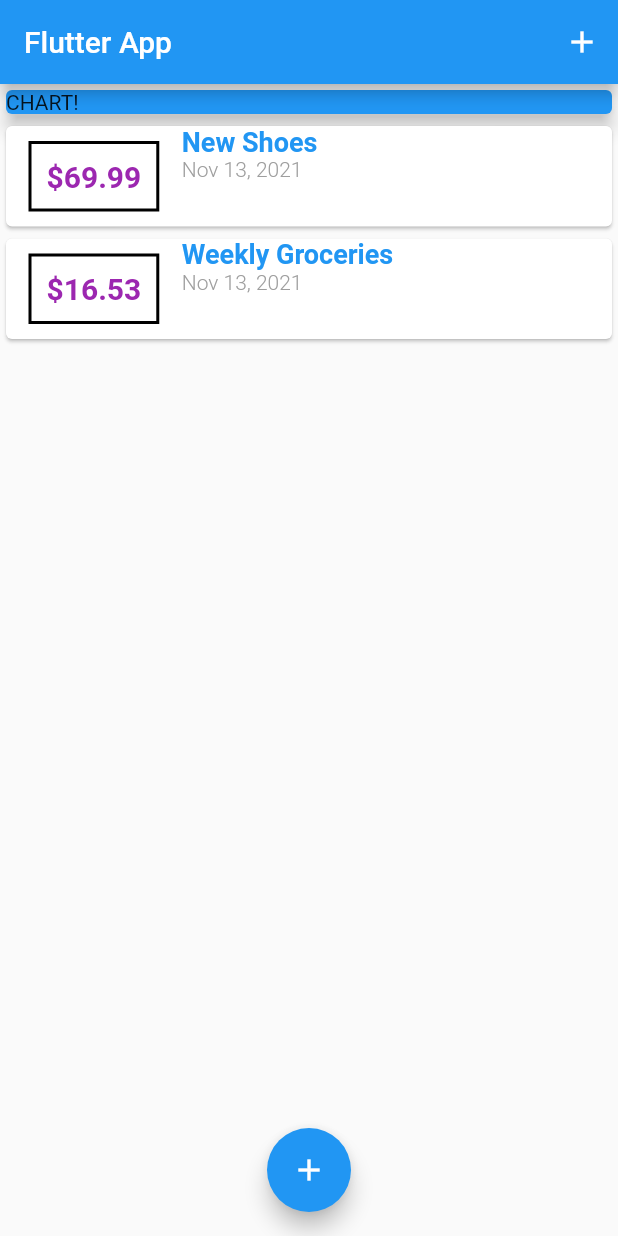
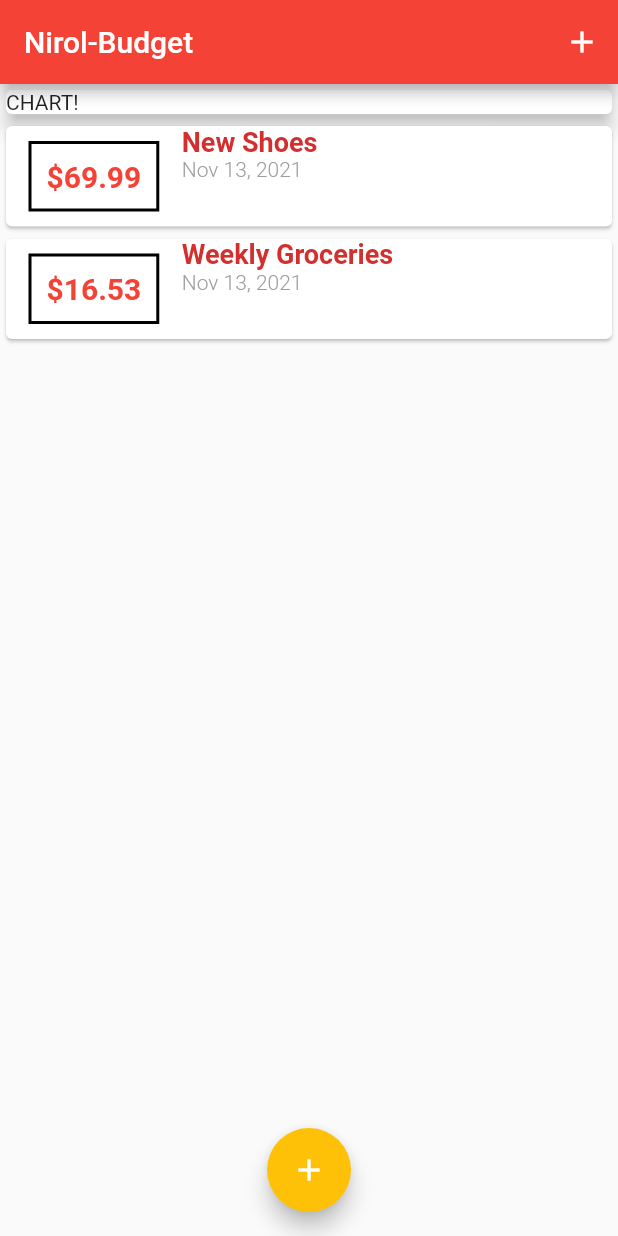
Before and after one commit to Nirol/flutter_budget_app, a Flutter app: the screen it shows after launch, on a phone screen of 412 x 824 dp. Run offline on Flutter 3.47's test engine with Material 2 defaults, Android fonts, the phone set to English and light mode, and no system bars.

Commit message:
adding simple color theme

```diff
--- a/lib/main.dart
+++ b/lib/main.dart
@@ -10,7 +10,15 @@ class MyApp extends StatelessWidget {
   @override
   Widget build(BuildContext context) {
     return MaterialApp(
-      title: 'Flutter App',
+      title: 'Nirol-Budget',
+      theme: ThemeData(
+        primarySwatch: Colors.red,
+        colorScheme: ColorScheme.fromSwatch(
+          primarySwatch: Colors.red,
+        ).copyWith(
+          secondary: Colors.amber,
+        ),
+      ),
       home: MyHomePage(),
     );
   }
@@ -70,7 +78,7 @@ class _MyHomePageState extends State<MyHomePage> {
   Widget build(BuildContext context) {
     return Scaffold(
       appBar: AppBar(
-        title: Text('Flutter App'),
+        title: Text('Nirol-Budget'),
         actions: <Widget>[
           IconButton(
             icon: Icon(Icons.add),
@@ -86,7 +94,6 @@ class _MyHomePageState extends State<MyHomePage> {
             Container(
               width: double.infinity,
               child: Card(
-                color: Colors.blue,
                 child: Text('CHART!'),
                 elevation: 5,
               ),
--- a/lib/widgets/transactions_widget.dart
+++ b/lib/widgets/transactions_widget.dart
@@ -27,7 +27,7 @@ class Transactions extends StatelessWidget {
                       style: TextStyle(
                         fontWeight: FontWeight.bold,
                         fontSize: 20,
-                        color: Colors.purple,
+                        color: Theme.of(context).primaryColor,
                       ),
                     ),
                   ),
@@ -39,7 +39,7 @@ class Transactions extends StatelessWidget {
                         style: TextStyle(
                           fontWeight: FontWeight.bold,
                           fontSize: 18,
-                          color: Colors.blue,
+                          color: Theme.of(context).primaryColorDark,
                         ),
                       ),
                       Text(
```
